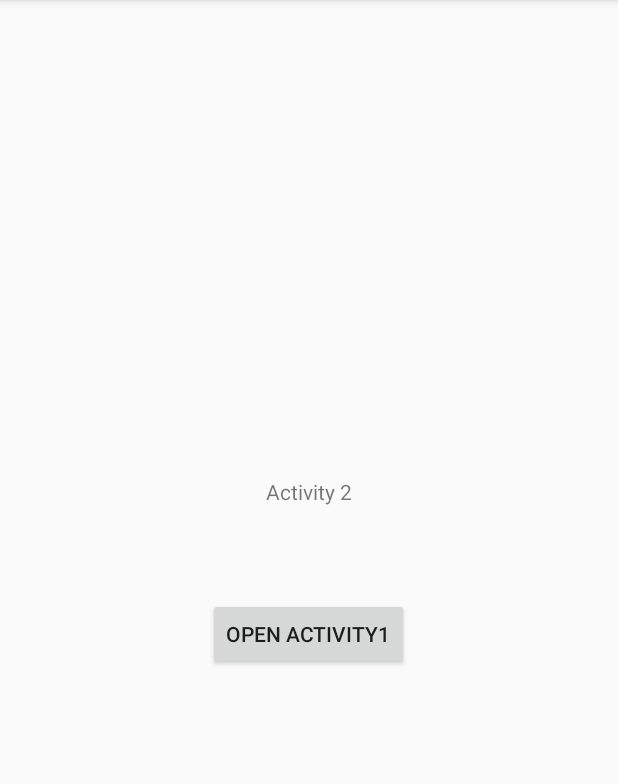
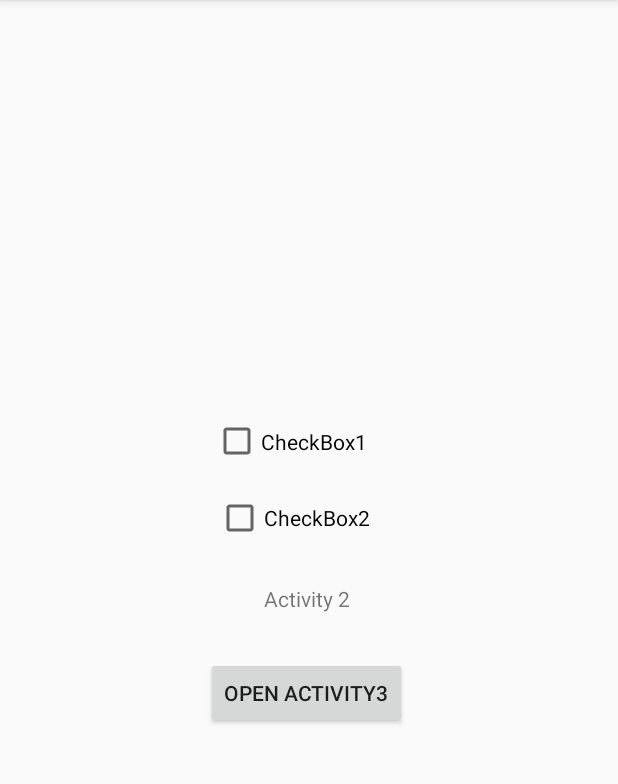
Before and after one commit to wladkhamov/KhamovRacing1, an Android app: the activity_2 screen opened directly, with no data from a screen before it, on a phone screen of 412 x 824 dp, the part 84-868 px from its top. Run offline under Robolectric (Android 15) with nearby library versions, the phone set to English and light mode, and no system bars.

Commit message:
3 экрана

```diff
--- a/app/src/main/AndroidManifest.xml
+++ b/app/src/main/AndroidManifest.xml
@@ -9,7 +9,8 @@
         android:roundIcon="@mipmap/ic_launcher_round"
         android:supportsRtl="true"
         android:theme="@style/AppTheme">
-        <activity android:name=".activity_2"></activity>
+        <activity android:name=".activity_3"></activity>
+        <activity android:name=".activity_2" />
         <activity android:name=".MainActivity">
             <intent-filter>
                 <action android:name="android.intent.action.MAIN" />
--- a/app/src/main/res/layout/activity_2.xml
+++ b/app/src/main/res/layout/activity_2.xml
@@ -1,26 +1,68 @@
 <?xml version="1.0" encoding="utf-8"?>
 <RelativeLayout xmlns:android="http://schemas.android.com/apk/res/android"
-
+    xmlns:app="http://schemas.android.com/apk/res-auto"
     xmlns:tools="http://schemas.android.com/tools"
     android:layout_width="match_parent"
     android:layout_height="match_parent"
     tools:context=".MainActivity">
 
     <TextView
+        android:id="@+id/ac2"
         android:layout_width="wrap_content"
         android:layout_height="wrap_content"
         android:layout_above="@+id/button2"
-        android:layout_centerHorizontal="true"
-        android:layout_marginBottom="61dp"
+        android:layout_alignParentStart="true"
+        android:layout_alignParentEnd="true"
+        android:layout_marginStart="176dp"
+        android:layout_marginEnd="176dp"
+        android:layout_marginBottom="29dp"
         android:text="Activity 2" />
 
     <Button
         android:id="@+id/button2"
         android:layout_width="wrap_content"
         android:layout_height="wrap_content"
+        android:layout_alignParentStart="true"
         android:layout_alignParentBottom="true"
         android:layout_centerHorizontal="true"
-        android:layout_marginBottom="321dp"
-        android:text="Open Activity1" />
+        android:layout_marginStart="137dp"
+        android:layout_marginBottom="282dp"
+        android:text="Open Activity3" />
+
+    <CheckBox
+        android:id="@+id/checkBox2"
+        android:layout_width="125dp"
+        android:layout_height="34dp"
+        android:layout_above="@+id/checkBox3"
+        android:layout_alignParentStart="true"
+        android:layout_centerHorizontal="true"
+        android:layout_marginStart="142dp"
+        android:layout_marginBottom="17dp"
+        android:text="CheckBox1"
+        app:layout_constraintBottom_toBottomOf="parent"
+        app:layout_constraintEnd_toEndOf="parent"
+        app:layout_constraintHorizontal_bias="0.498"
+        app:layout_constraintStart_toStartOf="parent"
+        app:layout_constraintTop_toTopOf="parent"
+        app:layout_constraintVertical_bias="0.36" />
+
+    <CheckBox
+        android:id="@+id/checkBox3"
+        android:layout_width="124dp"
+        android:layout_height="33dp"
+
+
+        android:layout_above="@+id/ac2"
+        android:layout_alignParentEnd="true"
+        android:layout_centerHorizontal="true"
+        android:layout_marginEnd="144dp"
+        android:layout_marginBottom="27dp"
+        android:text="CheckBox2"
+        app:layout_constraintBottom_toBottomOf="parent"
+        app:layout_constraintEnd_toEndOf="parent"
+        app:layout_constraintHorizontal_bias="0.498"
+        app:layout_constraintStart_toStartOf="parent"
+        app:layout_constraintTop_toTopOf="parent"
+        app:layout_constraintVertical_bias="0.424" />
 
 </RelativeLayout>
```
Also changed, not shown: app/src/main/java/com/example/project2/activity_3.java (added, +30 -0 lines), app/src/main/res/layout/activity_3.xml (added, +49 -0 lines), app/src/main/res/layout/activity_main.xml (+40 -9 lines).
